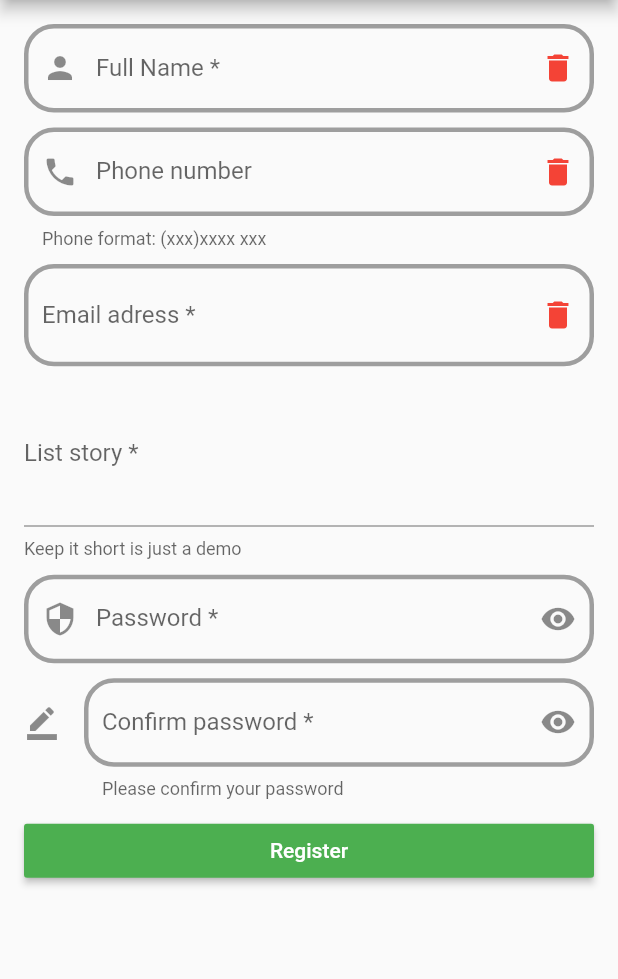
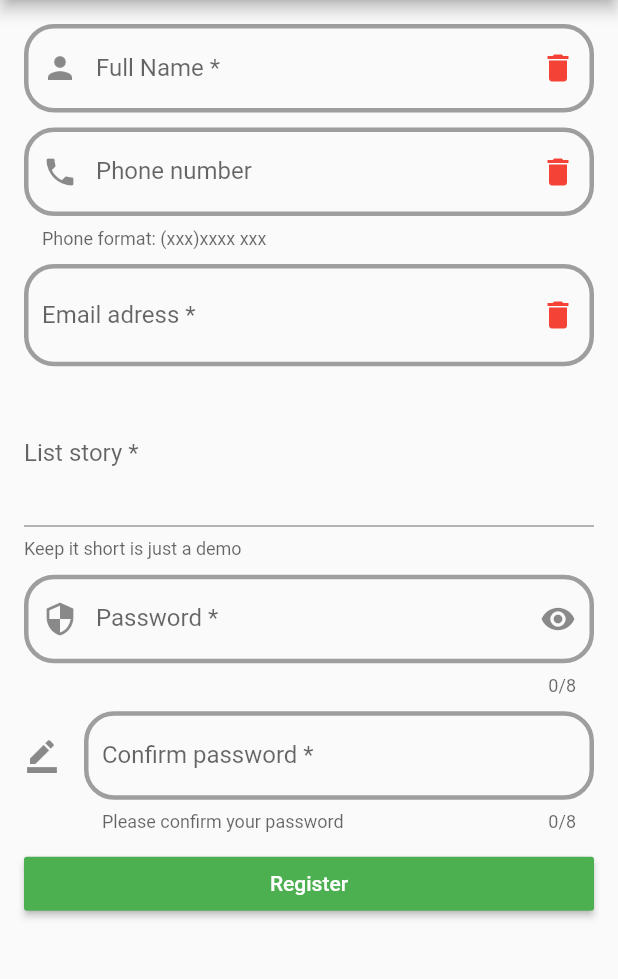
Before and after one commit to mikhael-mike/formsflutter, a Flutter app: the screen it shows after launch, on a phone screen of 412 x 824 dp, the part 84-1063 px from its top. Run offline on Flutter 3.47's test engine with Material 2 defaults, Android fonts, the phone set to English and light mode, and no system bars.

Commit message:
Set the limiter in forms
set limiter in forms and Iconbutton

```diff
--- a/lib/screens/register_form_page.dart
+++ b/lib/screens/register_form_page.dart
@@ -12,6 +12,7 @@ class RegisterFormScreen extends StatefulWidget {
 class _RegisterFormScreenState extends State<RegisterFormScreen> {
 
   var detailsInfo = Icon(Icons.delete, color: Colors.red,);
+  var _hidePass = true;
   @override
   Widget build(BuildContext context) {
     return Scaffold(
@@ -64,15 +65,17 @@ class _RegisterFormScreenState extends State<RegisterFormScreen> {
               ),
             SizedBox(height: 10,),
             TextFormField(
+              keyboardType: TextInputType.emailAddress,
               decoration: InputDecoration(
+
               suffixIcon: detailsInfo,
               prefix: Icon(Icons.email),
               enabledBorder: OutlineInputBorder(
                 borderRadius: BorderRadius.all(Radius.circular(20.0)),
                 borderSide: BorderSide(color: Colors.grey, width: 3.0),
+
               ),
               label: Text('Email adress *'),
-
               ),
 
               ),
@@ -82,20 +85,29 @@ class _RegisterFormScreenState extends State<RegisterFormScreen> {
             ),
             SizedBox(height: 10,),
             TextFormField(
+              obscureText: _hidePass,
+              maxLength: 8,
               decoration: InputDecoration(
                 label: Text('Password *'),
+
                 enabledBorder: OutlineInputBorder(
                   borderRadius: BorderRadius.all(Radius.circular(20.0)),
                   borderSide: BorderSide(style: BorderStyle.solid, width: 3, color: Colors.grey),
                 ),
-                suffixIcon: IconButton(onPressed: () {}, icon: Icon(Icons.visibility)),
+                suffixIcon: IconButton(onPressed: () {
+                  setState(() {
+                    _hidePass = !_hidePass;
+                  });
+                }, icon: _hidePass ? Icon(Icons.visibility) : Icon(Icons.visibility_off)),
                 prefixIcon: Icon(Icons.security),
 
                 ),),
             SizedBox(height: 10,),
             TextFormField(
+              obscureText: _hidePass,
+              maxLength: 8,
               decoration: InputDecoration(
-                suffixIcon: IconButton(onPressed: () {}, icon: Icon(Icons.visibility)),
+                // suffixIcon: IconButton(onPressed: () {}, icon: Icon(Icons.visibility)),
                 label: Text('Confirm password *'),
                 icon: Icon(Icons.border_color),
                 helperText: 'Please confirm your password',
```
